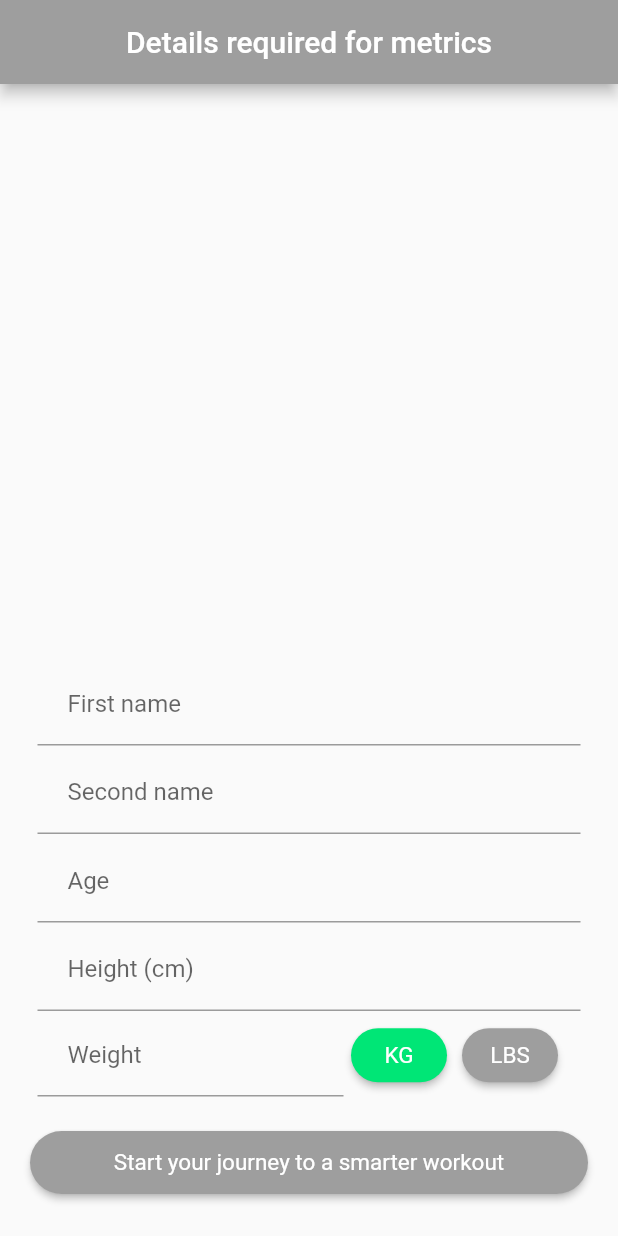
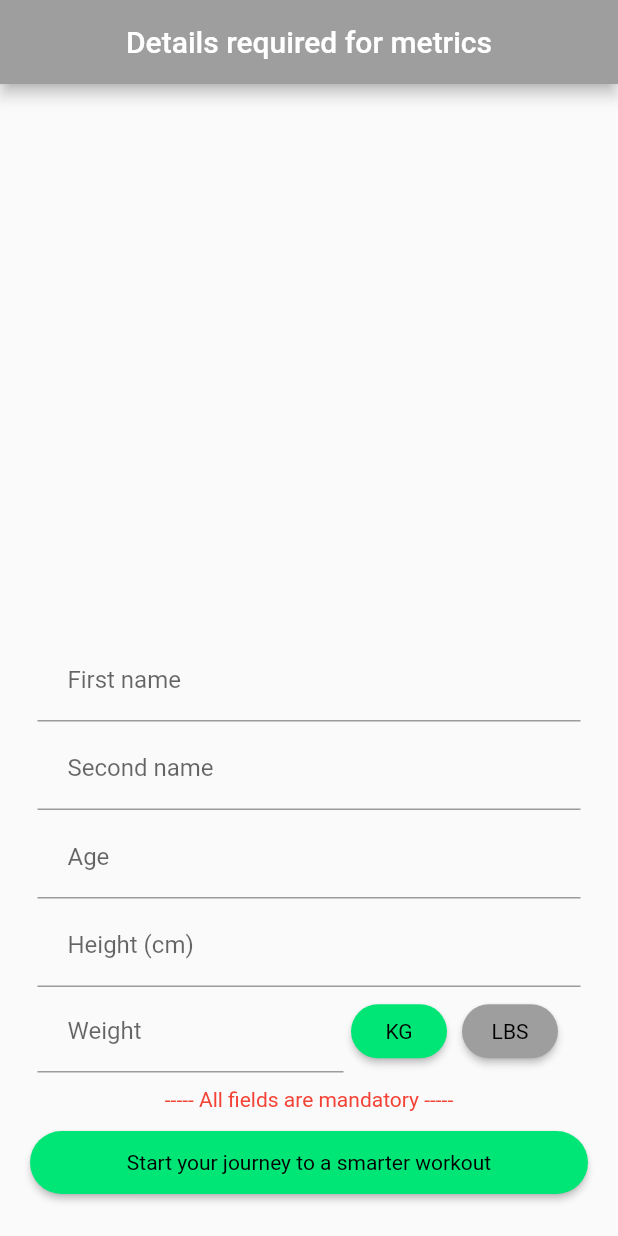
Before and after one commit to rrrrares33/workout_tracker, a Flutter app: the screen it shows once a user with an empty profile is signed in, after a tap on "Start your journey to a smarter workout", on a phone screen of 412 x 824 dp. Run offline on Flutter 3.47's test engine with Material 2 defaults, Android fonts, the phone set to English and light mode, and no system bars; our stand-ins replace firebase_auth, firebase_core, firebase_database, font_awesome_flutter, google_sign_in; missing offline and left inert: flutter_facebook_auth; accounts and stored records are empty; Roboto replaces fonts that are missing (Times New Roman).

Commit message:
"Separated the UI from business logic and also created a couple of reusable widgets for UserFormPage"

```diff
--- /dev/null
+++ b/lib/business_logic/user_details_logic.dart
@@ -0,0 +1,98 @@
+import 'package:flutter/material.dart';
+
+import '../models/user_database.dart';
+import '../ui/text/entry_form_text.dart';
+
+// Regex for validating first name and second name
+final RegExp nameRegex = RegExp(r"^[a-zA-Z]+(([',. -][a-zA-Z ])?[a-zA-Z]*)*$");
+
+bool checkIfFilled(String? firstName, String? firstNameError, String? secondName, String? secondNameError, String? age,
+    String? ageError, String? weight, String? weightError, String? height, String? heightError) {
+  if (firstName!.isEmpty || secondName!.isEmpty || age!.isEmpty || height!.isEmpty || weight!.isEmpty) {
+    return false;
+  }
+  if (firstNameError != null ||
+      secondNameError != null ||
+      ageError != null ||
+      weightError != null ||
+      heightError != null) {
+    return false;
+  }
+  return true;
+}
+
+String? firstNameVerify(String? content) {
+  if (content!.isEmpty || nameRegex.hasMatch(content)) {
+    return null;
+  }
+  return firstNameErrorText;
+}
+
+String? secondNameVerify(String? content) {
+  if (content!.isEmpty || nameRegex.hasMatch(content)) {
+    return null;
+  }
+  return secondNameErrorText;
+}
+
+String? ageVerify(String? content) {
+  if (content!.isEmpty) {
+    return null;
+  }
+  final int? contentParsed = int.tryParse(content);
+  if (contentParsed != null) {
+    if (contentParsed < 100 && contentParsed > 14) {
+      return null;
+    }
+  }
+  return ageErrorText;
+}
+
+String? heightVerify(String? content){
+  if (content!.isEmpty) {
+    return null;
+  }
+  final int? contentParsed = int.tryParse(content);
+  if (contentParsed != null) {
+    if (contentParsed >= 120 && contentParsed <= 230) {
+      return null;
+    }
+  }
+  return heightErrorText;
+}
+
+Color? getWeightButtonColor(WeightMetric metric, String thisButtonMetric){
+  if (metric == WeightMetric.KG && thisButtonMetric == 'KG') {
+    return Colors.greenAccent[400];
+  }
+  if (metric == WeightMetric.LBS && thisButtonMetric == 'LBS') {
+    return Colors.greenAccent[400];
+  }
+  return Colors.grey;
+}
+
+String? weightVerify(String? content, WeightMetric? metric) {
+  if (content!.isEmpty) {
+    return null;
+  }
+  final double? contentParsed = double.tryParse(content);
+  if (contentParsed != null) {
+    if (metric! == WeightMetric.KG) {
+      if (contentParsed > 40 && contentParsed < 250) {
+        return null;
+      }
+    } else {
+      if (contentParsed > 80 && contentParsed < 500) {
+        return null;
+      }
+    }
+  }
+  return weightErrorText;
+}
+
+WeightMetric weightMetricButtonSwitch(WeightMetric metric){
+  if (metric == WeightMetric.KG) {
+    return WeightMetric.LBS;
+  }
+  return WeightMetric.KG;
+}
--- a/lib/ui/pages/entry_form/user_details_form.dart
+++ b/lib/ui/pages/entry_form/user_details_form.dart
@@ -1,8 +1,13 @@
 import 'package:flutter/material.dart';
 import 'package:provider/provider.dart';
 
+import '../../../business_logic/user_details_logic.dart';
 import '../../../firebase/database_service.dart';
 import '../../../models/user_database.dart';
+import '../../reusable_widgets/button.dart';
+import '../../reusable_widgets/padding.dart';
+import '../../reusable_widgets/text.dart';
+import '../../reusable_widgets/text_field.dart';
 import '../../text/entry_form_text.dart';
 import 'check_first_time.dart';
 
@@ -26,40 +31,21 @@ class _UserDetailsFormState extends State<UserDetailsForm> {
   // Controller for weight metric button selection.
   static WeightMetric weightMetric = WeightMetric.KG;
 
-  // Error messages. They are null when field empty or correct value entered.
-  static String? firstNameErrorMessage;
-  static String? secondNameErrorMessage;
-  static String? ageErrorMessage;
+  // This need to be store locally in the widget too.
+  //  In order to manage error from changing
   static String? weightErrorMessage;
-  static String? heightErrorMessage;
+  static String? formIsNotFilledError;
 
-  // Regex for validating first name and second name
-  final RegExp nameRegex = RegExp(r"^[a-zA-Z]+(([',. -][a-zA-Z ])?[a-zA-Z]*)*$");
-
-  // It checks if the form is complete and correct.
-  bool checkIfFilled() {
-    if (firstNameController.text.isEmpty || firstNameErrorMessage != null) {
-      return false;
-    }
-    if (secondNameController.text.isEmpty || secondNameErrorMessage != null) {
-      return false;
-    }
-    if (ageController.text.isEmpty || ageErrorMessage != null) {
-      return false;
-    }
-    if (weightController.text.isEmpty || weightErrorMessage != null) {
-      return false;
-    }
-    if (heightController.text.isEmpty || heightErrorMessage != null) {
-      return false;
-    }
-    return true;
+  @override
+  void initState() {
+    super.initState();
   }
 
   @override
   Widget build(BuildContext context) {
     // Database service used to create new user at the end of this.
     final DatabaseService databaseService = Provider.of<DatabaseService>(context);
+
     return WillPopScope(
       onWillPop: () async => false,
       child: Scaffold(
@@ -74,210 +60,126 @@ class _UserDetailsFormState extends State<UserDetailsForm> {
             padding: const EdgeInsets.only(bottom: 25),
             child: Column(
               children: <Widget>[
-                Padding(
-                  padding: const EdgeInsets.symmetric(vertical: 2.0, horizontal: 25.0),
-                  child: TextFormField(
+                PaddingWidget(
+                  type: 'symmetric',
+                  vertical: 2.0,
+                  horizontal: 25.0,
+                  child: TextFieldWidget(
                     controller: firstNameController,
-                    onChanged: (_) {
-                      setState(() {
-                        if (firstNameController.text.isNotEmpty && nameRegex.hasMatch(firstNameController.text)) {
-                          firstNameErrorMessage = null;
-                        } else {
-                          firstNameErrorMessage = firstNameErrorText;
-                        }
-                      });
-                    },
-                    decoration: InputDecoration(
-                      contentPadding: const EdgeInsets.fromLTRB(20.0, 10.0, 20.0, 10.0),
-                      border: const UnderlineInputBorder(),
                     labelText: firstNameLabel,
-                      errorText: firstNameErrorMessage,
+                    onChanged: firstNameVerify,
                   ),
                 ),
-                ),
-                Padding(
-                  padding: const EdgeInsets.symmetric(vertical: 2.0, horizontal: 25.0),
-                  child: TextFormField(
+                PaddingWidget(
+                  type: 'symmetric',
+                  vertical: 2.0,
+                  horizontal: 25.0,
+                  child: TextFieldWidget(
                     controller: secondNameController,
-                    onChanged: (_) {
-                      setState(() {
-                        if (secondNameController.text.isEmpty || nameRegex.hasMatch(secondNameController.text)) {
-                          secondNameErrorMessage = null;
-                        } else {
-                          secondNameErrorMessage = secondNameErrorText;
-                        }
-                      });
-                    },
-                    decoration: InputDecoration(
-                      contentPadding: const EdgeInsets.fromLTRB(20.0, 10.0, 20.0, 10.0),
-                      border: const UnderlineInputBorder(),
                     labelText: secondNameLabel,
-                      errorText: secondNameErrorMessage,
+                    onChanged: secondNameVerify,
                   ),
                 ),
-                ),
-                Padding(
-                  padding: const EdgeInsets.symmetric(vertical: 2.0, horizontal: 25.0),
-                  child: TextFormField(
+                PaddingWidget(
+                  type: 'symmetric',
+                  vertical: 2.0,
+                  horizontal: 25.0,
+                  child: TextFieldWidget(
                     controller: ageController,
-                    onChanged: (_) {
-                      setState(() {
-                        if (ageController.text.isEmpty) {
-                          ageErrorMessage = null;
-                        } else if (int.tryParse(ageController.text) != null) {
-                          if (int.tryParse(ageController.text)! < 100 && int.tryParse(ageController.text)! > 18) {
-                            ageErrorMessage = null;
-                          } else {
-                            ageErrorMessage = ageErrorText;
-                          }
-                        } else {
-                          ageErrorMessage = ageErrorText;
-                        }
-                      });
-                    },
-                    decoration: InputDecoration(
-                      contentPadding: const EdgeInsets.fromLTRB(20.0, 10.0, 20.0, 10.0),
-                      border: const UnderlineInputBorder(),
                     labelText: ageLabel,
-                      errorText: ageErrorMessage,
+                    onChanged: ageVerify,
                   ),
                 ),
-                ),
-                Padding(
-                  padding: const EdgeInsets.symmetric(vertical: 2.0, horizontal: 25.0),
-                  child: TextFormField(
+                PaddingWidget(
+                  type: 'symmetric',
+                  vertical: 2.0,
+                  horizontal: 25.0,
+                  child: TextFieldWidget(
                     controller: heightController,
-                    onChanged: (_) {
-                      setState(() {
-                        if (heightController.text.isEmpty) {
-                          heightErrorMessage = null;
-                        } else {
-                          if (int.tryParse(heightController.text) != null) {
-                            if (int.tryParse(heightController.text)! < 120 ||
-                                int.tryParse(heightController.text)! > 230) {
-                              heightErrorMessage = heightErrorText;
-                            } else {
-                              heightErrorMessage = null;
-                            }
-                          } else {
-                            heightErrorMessage = heightErrorText;
-                          }
-                        }
-                      });
-                    },
-                    decoration: InputDecoration(
-                      contentPadding: const EdgeInsets.fromLTRB(20.0, 10.0, 20.0, 10.0),
-                      border: const UnderlineInputBorder(),
                     labelText: heightLabel,
-                      errorText: heightErrorMessage,
-                    ),
+                    onChanged: heightVerify,
                   ),
                 ),
                 Row(
                   mainAxisAlignment: MainAxisAlignment.end,
                   children: <Widget>[
                     Expanded(
-                      child: Padding(
-                        padding: const EdgeInsets.only(left: 25),
-                        child: TextFormField(
+                      child: PaddingWidget(
+                        type: 'only',
+                        onlyLeft: 25.0,
+                        child: TextFieldWidget(
                           controller: weightController,
-                          onChanged: (_) {
-                            setState(() {
-                              if (weightController.text.isEmpty) {
-                                weightErrorMessage = null;
-                              } else {
-                                if (double.tryParse(weightController.text) != null) {
-                                  if ((double.tryParse(weightController.text)! >= 40 &&
-                                          double.tryParse(weightController.text)! <= 250 &&
-                                          weightMetric == WeightMetric.KG) ||
-                                      (weightMetric == WeightMetric.LBS &&
-                                          double.tryParse(weightController.text)! >= 80 &&
-                                          double.tryParse(weightController.text)! <= 500)) {
-                                    weightErrorMessage = null;
-                                  } else {
-                                    weightErrorMessage = weightErrorText;
-                                  }
-                                } else {
-                                  weightErrorMessage = weightErrorText;
-                                }
-                              }
-                            });
-                          },
-                          decoration: InputDecoration(
-                            contentPadding: const EdgeInsets.fromLTRB(20.0, 10.0, 20.0, 10.0),
-                            border: const UnderlineInputBorder(),
                           labelText: weightLabel,
+                          weightMetric: weightMetric,
+                          onChangedWeight: weightVerify,
                           errorText: weightErrorMessage,
                         ),
                       ),
                     ),
-                    ),
-                    Padding(
-                      padding: const EdgeInsets.symmetric(horizontal: 5),
-                      child: ElevatedButton(
-                        style: ElevatedButton.styleFrom(
-                          shape: const StadiumBorder(),
-                          primary: weightMetric == WeightMetric.KG ? Colors.greenAccent[400] : Colors.grey,
-                        ),
+                    PaddingWidget(
+                      type: 'symmetric',
+                        horizontal: 5.0,
+                        child: ButtonWidget(
                           onPressed: () {
                             setState(() {
-                            if (weightMetric == WeightMetric.LBS) {
-                              weightMetric = WeightMetric.KG;
-                              if (weightController.text.isNotEmpty && weightErrorMessage == null) {
-                                if (double.tryParse(weightController.text)! >= 40 &&
-                                    double.tryParse(weightController.text)! <= 250 &&
-                                    weightMetric == WeightMetric.KG) {
                               weightErrorMessage = null;
-                                } else {
-                                  weightErrorMessage = weightErrorText;
-                                }
-                              }
-                            }
+                              weightMetric = weightMetricButtonSwitch(weightMetric);
+                              weightErrorMessage = weightVerify(weightController.text, weightMetric);
                             });
                           },
-                        child: const Text(metricKG),
-                      ),
-                    ),
-                    Padding(
-                      padding: const EdgeInsets.only(left: 5, right: 40),
-                      child: ElevatedButton(
-                        style: ElevatedButton.styleFrom(
-                          shape: const StadiumBorder(),
-                          primary: weightMetric == WeightMetric.LBS ? Colors.greenAccent[400] : Colors.grey,
-                        ),
+                          primaryColor: getWeightButtonColor(weightMetric, 'KG'),
+                          child: const TextWidget(text:metricKG),
+                        )),
+                    PaddingWidget(
+                        type: 'only',
+                        onlyLeft: 5.0,
+                        onlyRight: 40.0,
+                        child: ButtonWidget(
                           onPressed: () {
                             setState(() {
-                            if (weightMetric == WeightMetric.KG) {
-                              weightMetric = WeightMetric.LBS;
-                              if (weightController.text.isNotEmpty && weightErrorMessage == null) {
-                                if (weightMetric == WeightMetric.LBS &&
-                                    double.tryParse(weightController.text)! >= 80 &&
-                                    double.tryParse(weightController.text)! <= 500) {
                               weightErrorMessage = null;
-                                } else {
-                                  weightErrorMessage = weightErrorText;
-                                }
-                              }
-                            }
+                              weightMetric = weightMetricButtonSwitch(weightMetric);
+                              weightErrorMessage = weightVerify(weightController.text, weightMetric);
                             });
                           },
-                        child: const Text(metricLBS),
+                          primaryColor: getWeightButtonColor(weightMetric, 'LBS'),
+                          child: const TextWidget(text: metricLBS),
+                        )),
+                  ],
                 ),
-                    )
-                  ],
+                PaddingWidget(
+                  type: 'only',
+                  onlyTop: 10.0,
+                  child: PaddingWidget(
+                      type: 'symmetric',
+                      horizontal: 25.0,
+                      child: TextWidget(
+                        text: formIsNotFilledError,
+                        color: Colors.red,
+                      )),
                 ),
                 Container(
                   alignment: Alignment.center,
-                  child: Padding(
-                    padding: const EdgeInsets.only(top: 20.0, left: 20, right: 20),
-                    child: ElevatedButton(
-                      style: ElevatedButton.styleFrom(
-                        shape: const StadiumBorder(),
+                  child: PaddingWidget(
+                    type: 'only',
+                    onlyTop: 10.0,
+                    onlyLeft: 20.0,
+                    onlyRight: 20.0,
+                    child: ButtonWidget(
                       minimumSize: const Size.fromHeight(42),
-                        primary: checkIfFilled() ? Colors.greenAccent[400] : Colors.grey,
-                      ),
                       onPressed: () {
-                        if (checkIfFilled()) {
+                        if (checkIfFilled(
+                            firstNameController.text,
+                            firstNameVerify(firstNameController.text),
+                            secondNameController.text,
+                            secondNameVerify(secondNameController.text),
+                            ageController.text,
+                            ageVerify(ageController.text),
+                            weightController.text,
+                            weightVerify(weightController.text, weightMetric),
+                            heightController.text,
+                            heightVerify(heightController.text))) {
+
                           databaseService.createUserWithFullDetails(
                               widget.loggedUserUid,
                               widget.loggedEmail,
@@ -287,6 +189,7 @@ class _UserDetailsFormState extends State<UserDetailsForm> {
                               double.parse(weightController.text),
                               double.parse(heightController.text),
                               weightMetric);
+
                           // ignore: use_build_context_synchronously
                           ScaffoldMessenger.of(context).showSnackBar(formFilled);
                           // ignore: use_build_context_synchronously
@@ -296,9 +199,14 @@ class _UserDetailsFormState extends State<UserDetailsForm> {
                                 builder: <WidgetBuilder>(BuildContext context) => CheckFirstTime(
                                     loggedUserUid: widget.loggedUserUid, loggedEmail: widget.loggedEmail),
                               ));
+
+                        } else {
+                          setState(() {
+                            formIsNotFilledError = formNotFilled;
+                          });
                         }
                       },
-                      child: const Text(submitButtonText),
+                      child: const TextWidget(text: submitButtonText),
                     ),
                   ),
                 ),
--- /dev/null
+++ b/lib/ui/reusable_widgets/button.dart
@@ -0,0 +1,23 @@
+import 'package:flutter/material.dart';
+
+class ButtonWidget extends StatelessWidget {
+  const ButtonWidget({Key? key, required this.onPressed, required this.child, this.primaryColor, this.minimumSize}) : super(key: key);
+
+  final void Function()? onPressed;
+  final Widget child;
+  final Color? primaryColor;
+  final Size? minimumSize;
+
+  @override
+  Widget build(BuildContext context) {
+    return ElevatedButton(
+        style: ElevatedButton.styleFrom(
+          shape: const StadiumBorder(),
+          minimumSize: minimumSize,
+          primary: primaryColor,
+        ),
+        onPressed: onPressed,
+        child: child
+    );
+  }
+}
--- /dev/null
+++ b/lib/ui/reusable_widgets/padding.dart
@@ -0,0 +1,46 @@
+import 'package:flutter/material.dart';
+
+class PaddingWidget extends StatelessWidget {
+  const PaddingWidget(
+      {Key? key,
+      required this.type,
+      this.onlyTop,
+      this.onlyBottom,
+      this.onlyLeft,
+      this.onlyRight,
+      this.horizontal,
+      this.vertical,
+      this.all,
+      this.child})
+      : super(key: key);
+  final String type;
+  final double? onlyTop;
+  final double? onlyBottom;
+  final double? onlyLeft;
+  final double? onlyRight;
+  final double? horizontal;
+  final double? vertical;
+  final double? all;
+  final Widget? child;
+
+  @override
+  Widget build(BuildContext context) {
+    if (type == 'only') {
+      return Padding(
+        padding: EdgeInsets.only(
+            top: onlyTop ?? 0.0, bottom: onlyBottom ?? 0.0, right: onlyRight ?? 0.0, left: onlyLeft ?? 0.0),
+        child: child,
+      );
+    } else if (type == 'symmetric') {
+      return Padding(
+        padding: EdgeInsets.symmetric(horizontal: horizontal ?? 0.0, vertical: vertical ?? 0.0),
+        child: child,
+      );
+    } else {
+      return Padding(
+        padding: EdgeInsets.all(all ?? 0.0),
+        child: child,
+      );
+    }
+  }
+}
--- /dev/null
+++ b/lib/ui/reusable_widgets/text.dart
@@ -0,0 +1,23 @@
+import 'package:flutter/material.dart';
+
+class TextWidget extends StatelessWidget {
+  const TextWidget({Key? key, this.color, this.fontSize, this.fontStyle, this.align, this.text}) : super(key: key);
+  final String? text;
+  final Color? color;
+  final double? fontSize;
+  final FontStyle? fontStyle;
+  final TextAlign? align;
+
+  @override
+  Widget build(BuildContext context) {
+    return Text(
+      text ?? '',
+      textAlign: align ?? TextAlign.center,
+      style: TextStyle(
+        color: color ?? Colors.black,
+        fontSize: fontSize ?? 14.0,
+        fontStyle: fontStyle ?? FontStyle.normal,
+      ),
+    );
+  }
+}
--- /dev/null
+++ b/lib/ui/reusable_widgets/text_field.dart
@@ -0,0 +1,66 @@
+import 'package:flutter/material.dart';
+
+import '../../models/user_database.dart';
+
+class TextFieldWidget extends StatefulWidget {
+  const TextFieldWidget(
+      {Key? key,
+      required this.controller,
+      required this.labelText,
+      this.errorText,
+      this.onChanged,
+      this.onChangedWeight,
+      this.borderType,
+      this.contentPadding,
+      this.validationREGEX,
+      this.weightMetric})
+      : super(key: key);
+  final TextEditingController controller;
+  final String labelText;
+  final String? errorText;
+  final Function(String?)? onChanged;
+  final Function(String?, WeightMetric?)? onChangedWeight;
+  final InputBorder? borderType;
+  final EdgeInsetsGeometry? contentPadding;
+  final RegExp? validationREGEX;
+  final WeightMetric? weightMetric;
+
+  @override
+  TextFieldWidgetState createState() => TextFieldWidgetState();
+}
+
+class TextFieldWidgetState extends State<TextFieldWidget> {
+  String? generatedError;
+
+  @override
+  Widget build(BuildContext context) {
+    return TextFormField(
+      controller: widget.controller,
+      onChanged: (_) {
+        if (widget.onChanged != null) {
+          setState(() {
+            generatedError = null;
+            if (widget.weightMetric == null) {
+              generatedError = widget.onChanged!(widget.controller.text) as String?;
+            }
+          });
+          // Any text-field, except the one for weight,
+          //  will get into this.
+        } else {
+          setState(() {
+            generatedError = null;
+            generatedError = widget.onChangedWeight!(widget.controller.text, widget.weightMetric) as String?;
+          });
+        }
+      },
+      decoration: InputDecoration(
+        contentPadding: widget.contentPadding ?? const EdgeInsets.fromLTRB(20.0, 10.0, 20.0, 10.0),
+        border: widget.borderType ?? const UnderlineInputBorder(),
+        labelText: widget.labelText,
+        errorText: widget.errorText == null
+            ? generatedError
+            : widget.onChangedWeight!(widget.controller.text, widget.weightMetric) as String?,
+      ),
+    );
+  }
+}
--- a/lib/ui/text/entry_form_text.dart
+++ b/lib/ui/text/entry_form_text.dart
@@ -20,6 +20,7 @@ const String secondNameErrorText = 'This name is invalid';
 const String ageErrorText = 'Age is invalid';
 const String heightErrorText = 'Height is invalid';
 const String weightErrorText = 'Weight is invalid';
+const String formNotFilled = '----- All fields are mandatory -----';
 
 // Regex for validating first name and second name
 final RegExp nameRegex = RegExp(r"^[a-zA-Z]+(([',. -][a-zA-Z ])?[a-zA-Z]*)*$");
```
Also changed, not shown: pubspec.lock. Lines whose indentation alone changed are shown as unchanged.
